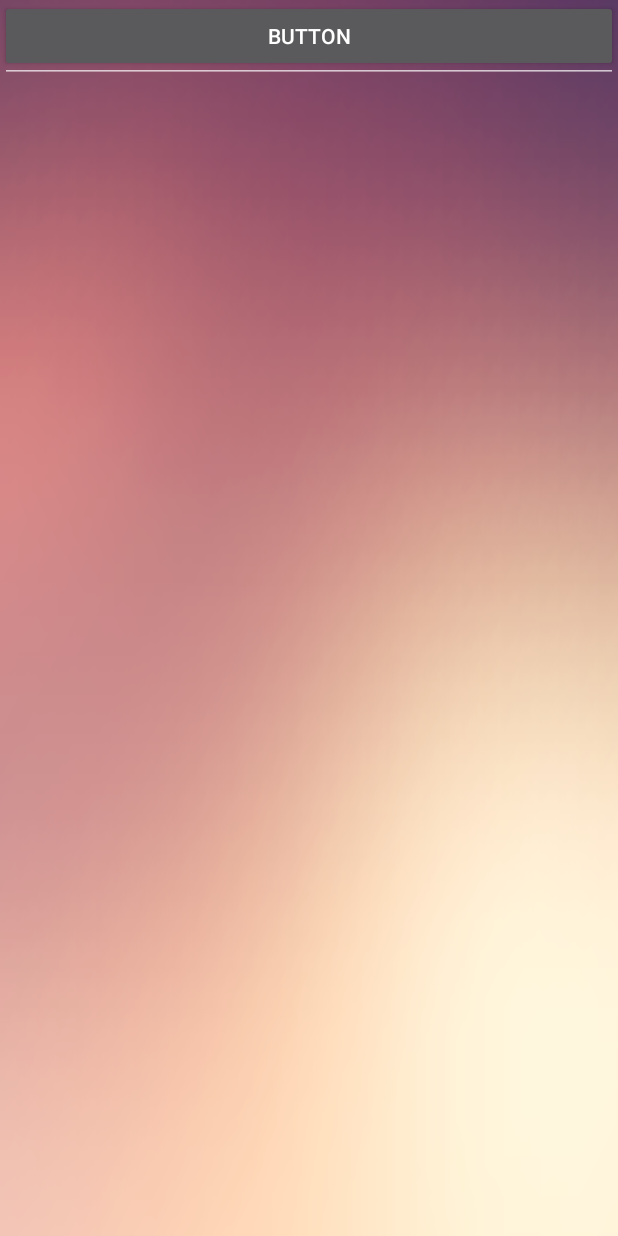
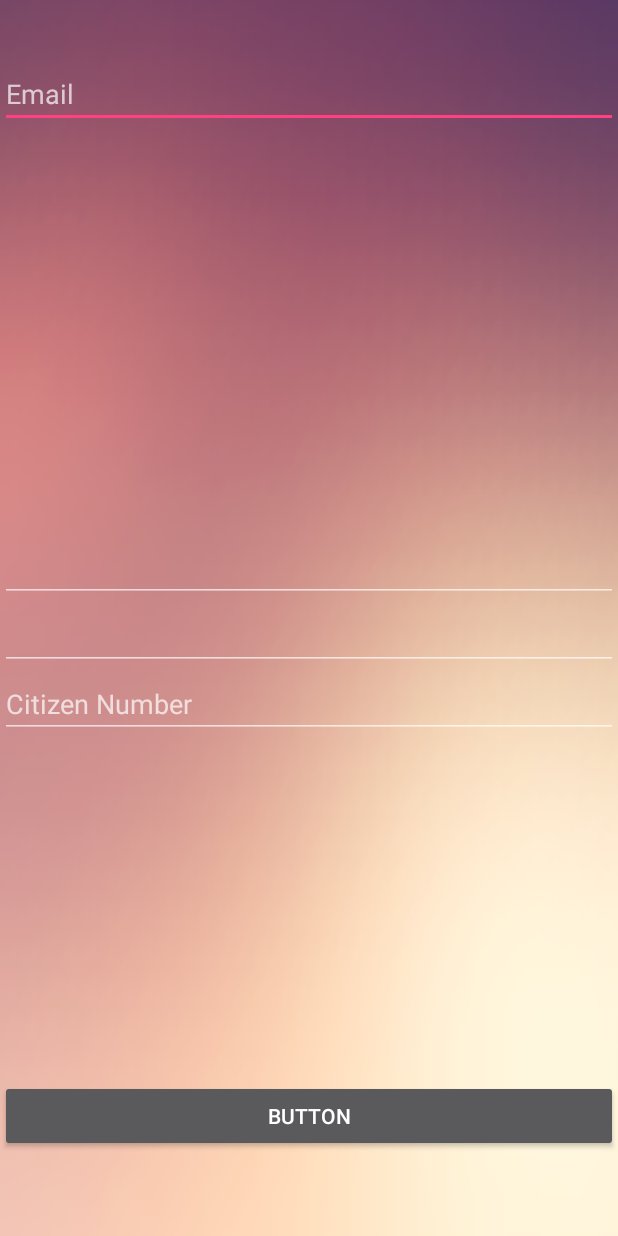
Before and after one commit to SummerProgram2018/DrinkingBuddies, an Android app: the SignUpActivity screen opened directly, with no data from a screen before it, on a phone screen of 412 x 824 dp. Run offline under Robolectric (Android 15) with nearby library versions, the phone set to English and light mode, and no system bars.

Commit message:
last minitue thing really hope its not screwed

```diff
--- a/app/build.gradle
+++ b/app/build.gradle
@@ -4,7 +4,7 @@ android {
     compileSdkVersion 28
     defaultConfig {
         applicationId "com.example.jonahluton.drinkingbuddiesjonah"
-        minSdkVersion 20
+        minSdkVersion 28
         targetSdkVersion 28
         versionCode 1
         versionName "1.0"
--- a/app/src/main/java/com/example/jonahluton/drinkingbuddiesjonah/LoginActivity.java
+++ b/app/src/main/java/com/example/jonahluton/drinkingbuddiesjonah/LoginActivity.java
@@ -5,6 +5,7 @@ import android.animation.AnimatorListenerAdapter;
 import android.annotation.TargetApi;
 import android.content.Intent;
 import android.content.pm.PackageManager;
+import android.os.Environment;
 import android.support.annotation.NonNull;
 import android.support.design.widget.Snackbar;
 import android.support.v7.app.AppCompatActivity;
@@ -25,13 +26,19 @@ import android.widget.AutoCompleteTextView;
 import android.widget.Button;
 import android.widget.EditText;
 import android.widget.TextView;
+import android.widget.Toast;
 
 import java.io.BufferedReader;
+import java.io.FileReader;
+import java.io.FileWriter;
 import java.io.IOException;
 import java.io.InputStreamReader;
 import java.io.PrintWriter;
 import java.net.Socket;
 import java.net.UnknownHostException;
+import java.nio.charset.StandardCharsets;
+import java.nio.file.Files;
+import java.nio.file.Paths;
 import java.util.ArrayList;
 import java.util.List;
 
@@ -97,8 +104,28 @@ public class LoginActivity extends AppCompatActivity {
             }
         });
 
+
+
     }
 
+    private void checkFile(){
+        // get external storage file reference
+        FileReader writer = null;
+        String temp = "";
+        try {
+            List<String> lines = Files.readAllLines(Paths.get("file"), StandardCharsets.UTF_8);
+            writer = new FileReader(Environment.getExternalStorageDirectory() + "/UserData");
+            // Writes the content to the file
+            temp = writer.read();
+            writer.close();
+
+        } catch (IOException e) {
+            e.printStackTrace();
+        }
+
+        Toast.makeText(getBaseContext(), temp,
+                Toast.LENGTH_LONG).show();
+    }
 
     /**
      * Attempts to sign in or register the account specified by the login form.
--- a/app/src/main/java/com/example/jonahluton/drinkingbuddiesjonah/SignUpActivity.java
+++ b/app/src/main/java/com/example/jonahluton/drinkingbuddiesjonah/SignUpActivity.java
@@ -73,9 +73,11 @@ public class SignUpActivity extends AppCompatActivity {
                         writer.write(id + "," + email + "," + pass + "\n");
                         writer.flush();
                         writer.close();
+
                     } catch (IOException e) {
                         e.printStackTrace();
                     }
+                    launchSignUp();
                 }
             }
         });
@@ -83,4 +85,9 @@ public class SignUpActivity extends AppCompatActivity {
 
 
     }
+
+    private void launchSignUp(){
+        Intent intent = new Intent(getBaseContext(), LoginActivity.class);
+        startActivity(intent);
+    }
 }
--- a/app/src/main/res/layout/activity_sign_up.xml
+++ b/app/src/main/res/layout/activity_sign_up.xml
@@ -6,54 +6,68 @@
     android:layout_width="match_parent"
     android:layout_height="match_parent"
     android:background="@drawable/bg7"
-    tools:context=".SignUpActivity">
+    tools:context=".SignUpActivity"
+    tools:layout_editor_absoluteY="25dp">
 
 
     <EditText
         android:id="@+id/email"
-        android:layout_width="match_parent"
+        android:layout_width="0dp"
         android:layout_height="wrap_content"
+        android:layout_marginTop="40dp"
         android:ems="10"
         android:inputType="textEmailAddress"
-        android:text="Email"
-        tools:layout_editor_absoluteX="85dp"
-        tools:layout_editor_absoluteY="40dp" />
+        android:hint="Email"
+        app:layout_constraintBottom_toTopOf="@+id/pass"
+        app:layout_constraintEnd_toEndOf="parent"
+        app:layout_constraintStart_toStartOf="parent"
+        app:layout_constraintTop_toTopOf="parent" />
 
     <EditText
         android:id="@+id/pass"
-        android:layout_width="match_parent"
-        android:layout_height="55dp"
+        android:layout_width="0dp"
+        android:layout_height="0dp"
         android:ems="10"
         android:inputType="textPassword"
-        tools:layout_editor_absoluteX="85dp"
-        tools:layout_editor_absoluteY="111dp"
-        tools:text="Password" />
+        app:layout_constraintBottom_toTopOf="@+id/repass"
+        app:layout_constraintEnd_toEndOf="parent"
+        app:layout_constraintStart_toStartOf="parent"
+        app:layout_constraintTop_toBottomOf="@+id/email"
+        tools:hint="Password" />
 
     <EditText
         android:id="@+id/repass"
-        android:layout_width="match_parent"
+        android:layout_width="0dp"
         android:layout_height="wrap_content"
         android:ems="10"
         android:inputType="textPassword"
-        tools:layout_editor_absoluteX="85dp"
-        tools:layout_editor_absoluteY="175dp"
-        tools:text="@string/error_incorrect_password" />
+        app:layout_constraintBottom_toTopOf="@+id/citNum"
+        app:layout_constraintEnd_toEndOf="parent"
+        app:layout_constraintStart_toStartOf="parent"
+        app:layout_constraintTop_toBottomOf="@+id/pass"
+        tools:hint="@string/error_incorrect_password" />
 
     <EditText
         android:id="@+id/citNum"
-        android:layout_width="match_parent"
+        android:layout_width="0dp"
         android:layout_height="wrap_content"
+        android:layout_marginBottom="228dp"
         android:ems="10"
         android:inputType="numberDecimal"
-        android:text="Citizen Number"
-        tools:layout_editor_absoluteX="0dp"
-        tools:layout_editor_absoluteY="260dp" />
+        android:hint="Citizen Number"
+        app:layout_constraintBottom_toTopOf="@+id/button"
+        app:layout_constraintEnd_toEndOf="parent"
+        app:layout_constraintStart_toStartOf="parent"
+        app:layout_constraintTop_toBottomOf="@+id/repass" />
 
     <Button
         android:id="@+id/button"
-        android:layout_width="match_parent"
+        android:layout_width="0dp"
         android:layout_height="wrap_content"
+        android:layout_marginBottom="56dp"
         android:text="Button"
-        tools:layout_editor_absoluteX="127dp"
-        tools:layout_editor_absoluteY="463dp" />
+        app:layout_constraintBottom_toBottomOf="parent"
+        app:layout_constraintEnd_toEndOf="parent"
+        app:layout_constraintStart_toStartOf="parent"
+        app:layout_constraintTop_toBottomOf="@+id/citNum" />
 </android.support.constraint.ConstraintLayout>
```
